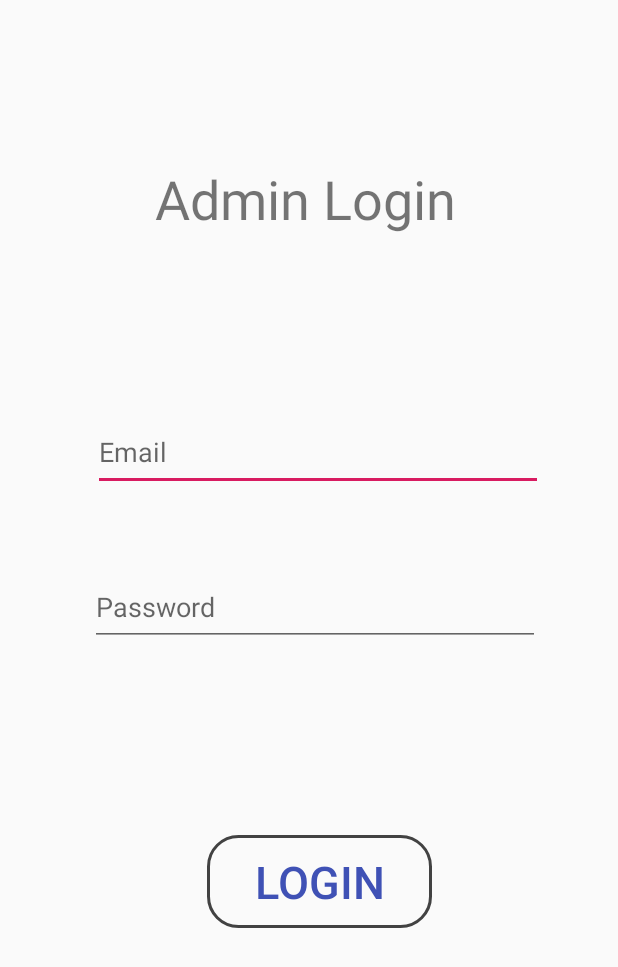
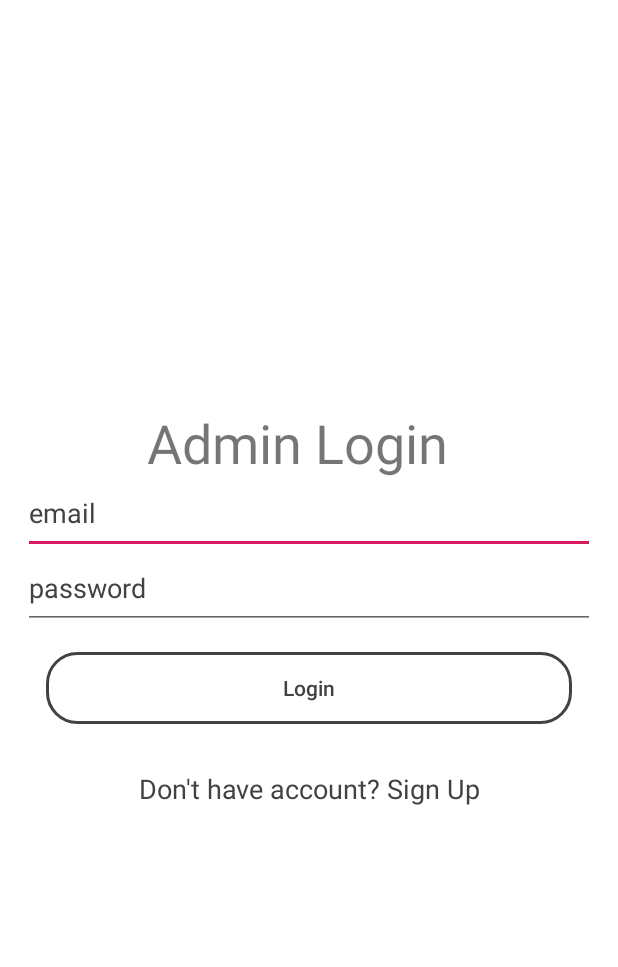
Before and after one commit to border-b/Hall-Management, an Android app: the layout activity_main2.xml on its own in the app's theme, with its tools: preview values and no code run, on a phone screen of 412 x 824 dp. Shown: the top 967 px of the screen. Run offline under Robolectric (Android 15) with nearby library versions, the phone set to English and light mode, and no system bars.

Commit message:
created student profile and changed admin login layout (a bit)

```diff
--- a/app/src/main/java/com/spacebound/hallmanagement/Main2Activity.java
+++ b/app/src/main/java/com/spacebound/hallmanagement/Main2Activity.java
@@ -14,14 +14,5 @@ public class Main2Activity extends AppCompatActivity {
     @Override
     protected void onCreate(Bundle savedInstanceState) {
         super.onCreate(savedInstanceState);
-        setContentView(R.layout.activity_main2);
-        adminlogin = (Button) findViewById(R.id.button26);
-        adminlogin.setOnClickListener(new View.OnClickListener() {
-            @Override
-            public void onClick(View view) {
-                Intent intent26 = new Intent(Main2Activity.this, WelcomeAdmin.class);
-                startActivity(intent26);
-            }
-        });
     }
 }
--- a/app/src/main/java/com/spacebound/hallmanagement/StudentProfile.java
+++ b/app/src/main/java/com/spacebound/hallmanagement/StudentProfile.java
@@ -17,5 +17,6 @@ import android.widget.Toolbar;
 
 import com.google.android.material.navigation.NavigationView;
 
-public class StudentProfile {
+public class StudentProfile extends AppCompatActivity {
+
 }
--- a/app/src/main/res/layout/activity_main.xml
+++ b/app/src/main/res/layout/activity_main.xml
@@ -22,6 +22,15 @@
             android:orientation="vertical"
             android:paddingLeft="15dp"
             android:paddingRight="15dp">
+
+            <TextView
+                android:id="@+id/textView35"
+                android:layout_width="wrap_content"
+                android:layout_height="match_parent"
+                android:text="  Student Login"
+                android:textSize="36sp"
+                android:paddingLeft="55dp"
+                android:paddingRight="15dp" />
 
 
             <EditText
--- a/app/src/main/res/layout/activity_main2.xml
+++ b/app/src/main/res/layout/activity_main2.xml
@@ -1,70 +1,90 @@
 <?xml version="1.0" encoding="utf-8"?>
-<androidx.constraintlayout.widget.ConstraintLayout xmlns:android="http://schemas.android.com/apk/res/android"
+<LinearLayout xmlns:android="http://schemas.android.com/apk/res/android"
     xmlns:app="http://schemas.android.com/apk/res-auto"
     xmlns:tools="http://schemas.android.com/tools"
     android:layout_width="match_parent"
     android:layout_height="match_parent"
-    tools:context=".Main2Activity">
+    android:orientation="vertical"
+    tools:context=".MainActivity">
+
+
+
+    <RelativeLayout
+        android:layout_width="match_parent"
+        android:layout_height="wrap_content"
+        android:layout_weight="1"
+        android:background="@color/cardview_light_background">
+
+        <LinearLayout
+            android:layout_width="match_parent"
+            android:layout_height="wrap_content"
+            android:layout_centerVertical="true"
+            android:orientation="vertical"
+            android:paddingLeft="15dp"
+            android:paddingRight="15dp">
 
             <TextView
                 android:id="@+id/textView35"
-        android:layout_width="298dp"
-        android:layout_height="72dp"
-        android:layout_marginStart="59dp"
-        android:layout_marginTop="108dp"
-        android:layout_marginEnd="54dp"
-        android:text="     Admin Login"
+                android:layout_width="wrap_content"
+                android:layout_height="match_parent"
+                android:text="  Admin Login"
                 android:textSize="36sp"
-        app:layout_constraintEnd_toEndOf="parent"
-        app:layout_constraintStart_toStartOf="parent"
-        app:layout_constraintTop_toTopOf="parent" />
+                android:paddingLeft="65dp"
+                android:paddingRight="15dp" />
+
 
             <EditText
-        android:id="@+id/editText"
-        android:layout_width="300dp"
-        android:layout_height="52dp"
-        android:layout_marginStart="61dp"
-        android:layout_marginTop="88dp"
-        android:layout_marginEnd="50dp"
-        android:layout_marginBottom="22dp"
-        android:ems="10"
-        android:hint="Email"
+                android:id="@+id/editTextEmail"
+                android:layout_width="match_parent"
+                android:layout_height="wrap_content"
+                android:fontFamily="sans-serif"
+                android:hint="email"
                 android:inputType="textEmailAddress"
-        app:layout_constraintBottom_toTopOf="@+id/editText17"
-        app:layout_constraintEnd_toEndOf="parent"
-        app:layout_constraintStart_toStartOf="parent"
-        app:layout_constraintTop_toBottomOf="@+id/textView35" />
+                android:paddingBottom="15dp"
+                android:textColorHint="@color/cardview_dark_background" />
 
             <EditText
-        android:id="@+id/editText17"
-        android:layout_width="300dp"
-        android:layout_height="52dp"
-        android:layout_marginStart="59dp"
-        android:layout_marginTop="22dp"
-        android:layout_marginEnd="52dp"
-        android:layout_marginBottom="65dp"
-        android:ems="10"
-        android:hint="Password"
+                android:id="@+id/editTextPassword"
+                android:layout_width="match_parent"
+                android:layout_height="wrap_content"
+                android:fontFamily="sans-serif"
+                android:hint="password"
                 android:inputType="textPassword"
-        app:layout_constraintBottom_toTopOf="@+id/button26"
-        app:layout_constraintEnd_toEndOf="parent"
-        app:layout_constraintStart_toStartOf="parent"
-        app:layout_constraintTop_toBottomOf="@+id/editText" />
+                android:paddingBottom="15dp"
+                android:textColorHint="@color/cardview_dark_background" />
 
             <Button
-        android:id="@+id/button26"
-        android:layout_width="150dp"
-        android:layout_height="62dp"
-        android:layout_marginStart="137dp"
-        android:layout_marginTop="54dp"
-        android:layout_marginEnd="124dp"
-        android:layout_marginBottom="198dp"
+                android:id="@+id/buttonLogin"
+                android:layout_width="match_parent"
+                android:layout_height="wrap_content"
+                android:layout_gravity="center"
+                android:layout_margin="15dp"
                 android:background="@drawable/rectangle"
                 android:text="Login"
-        android:textColor="@color/blue"
-        android:textSize="30sp"
-        app:layout_constraintBottom_toBottomOf="parent"
-        app:layout_constraintEnd_toEndOf="parent"
-        app:layout_constraintStart_toStartOf="parent"
-        app:layout_constraintTop_toBottomOf="@+id/editText17" />
-</androidx.constraintlayout.widget.ConstraintLayout>
+                android:textAllCaps="false"
+                android:textColor="@color/cardview_dark_background" />
+
+            <TextView
+                android:id="@+id/textViewSignup"
+                android:layout_width="match_parent"
+                android:layout_height="wrap_content"
+                android:padding="15dp"
+                android:text="Don't have account? Sign Up"
+                android:textAlignment="center"
+                android:textAppearance="@style/Base.TextAppearance.AppCompat.Medium"
+                android:textColor="@color/cardview_dark_background" />
+
+
+        </LinearLayout>
+
+        <ProgressBar
+            android:id="@+id/progressbar"
+            android:layout_width="wrap_content"
+            android:layout_height="wrap_content"
+            android:layout_centerHorizontal="true"
+            android:layout_centerVertical="true"
+            android:visibility="gone" />
+    </RelativeLayout>
+
+
+</LinearLayout>
```
Lines whose indentation alone changed are shown as unchanged.
